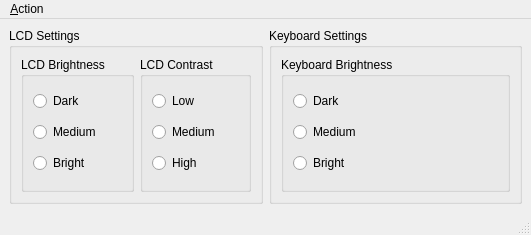
Before: the Qt Designer form src/logitechapplet.ui in ChaosWars/logitechapplet, drawn with Qt 5.
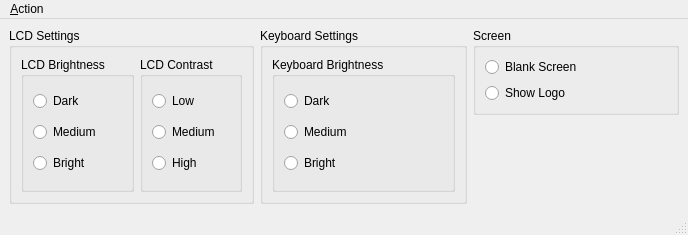
After: the same form once the commit is applied. Icons and pictures are not drawn.

What changed in the file:
```diff
--- a/src/logitechapplet.ui
+++ b/src/logitechapplet.ui
@@ -5,7 +5,7 @@
    <rect>
     <x>0</x>
     <y>0</y>
-    <width>531</width>
+    <width>688</width>
     <height>235</height>
    </rect>
   </property>
@@ -17,7 +17,7 @@
   </property>
   <widget class="QWidget" name="centralwidget" >
    <layout class="QGridLayout" >
-    <item row="0" column="0" >
+    <item rowspan="2" row="0" column="0" >
      <widget class="QGroupBox" name="LCDSettings" >
       <property name="title" >
        <string>LCD Settings</string>
@@ -86,7 +86,7 @@
       </layout>
      </widget>
     </item>
-    <item row="0" column="1" >
+    <item rowspan="2" row="0" column="1" >
      <widget class="QGroupBox" name="KeyboardSettings" >
       <property name="title" >
        <string>Keyboard Settings</string>
@@ -125,6 +125,42 @@
       </layout>
      </widget>
     </item>
+    <item row="0" column="2" >
+     <widget class="QGroupBox" name="groupBox" >
+      <property name="title" >
+       <string>Screen</string>
+      </property>
+      <layout class="QGridLayout" >
+       <item row="0" column="0" >
+        <widget class="QRadioButton" name="BlankScreen" >
+         <property name="text" >
+          <string>Blank Screen</string>
+         </property>
+        </widget>
+       </item>
+       <item row="1" column="0" >
+        <widget class="QRadioButton" name="ShowLogo" >
+         <property name="text" >
+          <string>Show Logo</string>
+         </property>
+        </widget>
+       </item>
+      </layout>
+     </widget>
+    </item>
+    <item row="1" column="2" >
+     <spacer>
+      <property name="orientation" >
+       <enum>Qt::Vertical</enum>
+      </property>
+      <property name="sizeHint" >
+       <size>
+        <width>20</width>
+        <height>40</height>
+       </size>
+      </property>
+     </spacer>
+    </item>
    </layout>
   </widget>
   <widget class="QMenuBar" name="menubar" >
@@ -132,7 +168,7 @@
     <rect>
      <x>0</x>
      <y>0</y>
-     <width>531</width>
+     <width>688</width>
      <height>32</height>
     </rect>
    </property>
```
